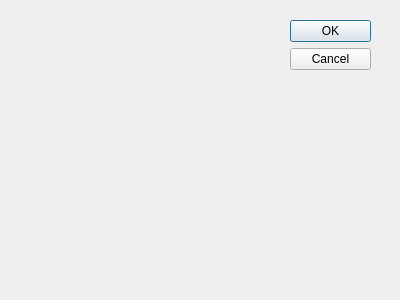
Old version of the form src/configdialog.ui in the repository frechilla/qslotracing.
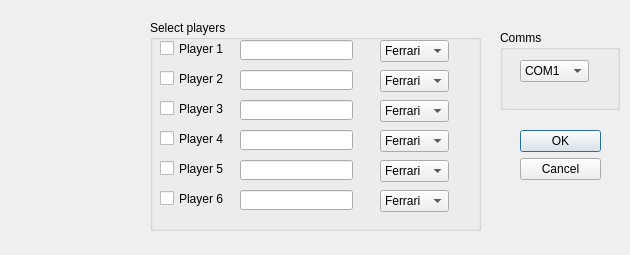
New version of the form. Icons and pictures are not drawn.

```diff
--- a/src/configdialog.ui
+++ b/src/configdialog.ui
@@ -8,8 +8,8 @@
    <rect>
     <x>0</x>
     <y>0</y>
-    <width>400</width>
-    <height>300</height>
+    <width>630</width>
+    <height>255</height>
    </rect>
   </property>
   <property name="windowTitle">
@@ -18,10 +18,10 @@
   <widget class="QDialogButtonBox" name="buttonBox">
    <property name="geometry">
     <rect>
-     <x>290</x>
-     <y>20</y>
+     <x>520</x>
+     <y>130</y>
      <width>81</width>
-     <height>241</height>
+     <height>61</height>
     </rect>
    </property>
    <property name="orientation">
@@ -31,6 +31,446 @@
     <set>QDialogButtonBox::Cancel|QDialogButtonBox::Ok</set>
    </property>
   </widget>
+  <widget class="QGroupBox" name="groupBox">
+   <property name="geometry">
+    <rect>
+     <x>500</x>
+     <y>30</y>
+     <width>120</width>
+     <height>80</height>
+    </rect>
+   </property>
+   <property name="title">
+    <string>Comms</string>
+   </property>
+   <widget class="QComboBox" name="ListComms">
+    <property name="geometry">
+     <rect>
+      <x>20</x>
+      <y>30</y>
+      <width>69</width>
+      <height>22</height>
+     </rect>
+    </property>
+    <item>
+     <property name="text">
+      <string>COM1</string>
+     </property>
+    </item>
+    <item>
+     <property name="text">
+      <string>COM2</string>
+     </property>
+    </item>
+    <item>
+     <property name="text">
+      <string>COM3</string>
+     </property>
+    </item>
+    <item>
+     <property name="text">
+      <string>COM4</string>
+     </property>
+    </item>
+    <item>
+     <property name="text">
+      <string>COM5</string>
+     </property>
+    </item>
+    <item>
+     <property name="text">
+      <string>COM6</string>
+     </property>
+    </item>
+    <item>
+     <property name="text">
+      <string>COM7</string>
+     </property>
+    </item>
+    <item>
+     <property name="text">
+      <string>COM8</string>
+     </property>
+    </item>
+    <item>
+     <property name="text">
+      <string>COM9</string>
+     </property>
+    </item>
+    <item>
+     <property name="text">
+      <string>COM10</string>
+     </property>
+    </item>
+    <item>
+     <property name="text">
+      <string>COM11</string>
+     </property>
+    </item>
+    <item>
+     <property name="text">
+      <string>COM12</string>
+     </property>
+    </item>
+    <item>
+     <property name="text">
+      <string>COM13</string>
+     </property>
+    </item>
+    <item>
+     <property name="text">
+      <string>COM14</string>
+     </property>
+    </item>
+   </widget>
+  </widget>
+  <widget class="QLabel" name="bitmapLabel">
+   <property name="geometry">
+    <rect>
+     <x>20</x>
+     <y>20</y>
+     <width>101</width>
+     <height>101</height>
+    </rect>
+   </property>
+   <property name="text">
+    <string/>
+   </property>
+   <property name="pixmap">
+    <pixmap resource="pics/tool.qrc">:/pics/tool.bmp</pixmap>
+   </property>
+  </widget>
+  <widget class="QGroupBox" name="groupBox_2">
+   <property name="geometry">
+    <rect>
+     <x>150</x>
+     <y>20</y>
+     <width>331</width>
+     <height>211</height>
+    </rect>
+   </property>
+   <property name="title">
+    <string>Select players</string>
+   </property>
+   <widget class="QLineEdit" name="EditName6">
+    <property name="geometry">
+     <rect>
+      <x>90</x>
+      <y>170</y>
+      <width>113</width>
+      <height>20</height>
+     </rect>
+    </property>
+   </widget>
+   <widget class="QLineEdit" name="EditName5">
+    <property name="geometry">
+     <rect>
+      <x>90</x>
+      <y>140</y>
+      <width>113</width>
+      <height>20</height>
+     </rect>
+    </property>
+   </widget>
+   <widget class="QLineEdit" name="EditName3">
+    <property name="geometry">
+     <rect>
+      <x>90</x>
+      <y>80</y>
+      <width>113</width>
+      <height>20</height>
+     </rect>
+    </property>
+   </widget>
+   <widget class="QCheckBox" name="checkPlayer4">
+    <property name="geometry">
+     <rect>
+      <x>10</x>
+      <y>110</y>
+      <width>70</width>
+      <height>17</height>
+     </rect>
+    </property>
+    <property name="text">
+     <string>Player 4</string>
+    </property>
+   </widget>
+   <widget class="QLineEdit" name="EditName1">
+    <property name="geometry">
+     <rect>
+      <x>90</x>
+      <y>20</y>
+      <width>113</width>
+      <height>20</height>
+     </rect>
+    </property>
+   </widget>
+   <widget class="QCheckBox" name="checkPlayer2">
+    <property name="geometry">
+     <rect>
+      <x>10</x>
+      <y>50</y>
+      <width>70</width>
+      <height>17</height>
+     </rect>
+    </property>
+    <property name="text">
+     <string>Player 2</string>
+    </property>
+   </widget>
+   <widget class="QCheckBox" name="checkPlayer3">
+    <property name="geometry">
+     <rect>
+      <x>10</x>
+      <y>80</y>
+      <width>70</width>
+      <height>17</height>
+     </rect>
+    </property>
+    <property name="text">
+     <string>Player 3</string>
+    </property>
+   </widget>
+   <widget class="QLineEdit" name="EditName4">
+    <property name="geometry">
+     <rect>
+      <x>90</x>
+      <y>110</y>
+      <width>113</width>
+      <height>20</height>
+     </rect>
+    </property>
+   </widget>
+   <widget class="QCheckBox" name="checkPlayer5">
+    <property name="geometry">
+     <rect>
+      <x>10</x>
+      <y>140</y>
+      <width>70</width>
+      <height>17</height>
+     </rect>
+    </property>
+    <property name="text">
+     <string>Player 5</string>
+    </property>
+   </widget>
+   <widget class="QLineEdit" name="EditName2">
+    <property name="geometry">
+     <rect>
+      <x>90</x>
+      <y>50</y>
+      <width>113</width>
+      <height>20</height>
+     </rect>
+    </property>
+   </widget>
+   <widget class="QCheckBox" name="checkPlayer1">
+    <property name="geometry">
+     <rect>
+      <x>10</x>
+      <y>20</y>
+      <width>70</width>
+      <height>17</height>
+     </rect>
+    </property>
+    <property name="text">
+     <string>Player 1</string>
+    </property>
+   </widget>
+   <widget class="QCheckBox" name="checkPlayer6">
+    <property name="geometry">
+     <rect>
+      <x>10</x>
+      <y>170</y>
+      <width>70</width>
+      <height>17</height>
+     </rect>
+    </property>
+    <property name="text">
+     <string>Player 6</string>
+    </property>
+   </widget>
+   <widget class="QComboBox" name="ListCar1">
+    <property name="geometry">
+     <rect>
+      <x>230</x>
+      <y>20</y>
+      <width>69</width>
+      <height>22</height>
+     </rect>
+    </property>
+    <item>
+     <property name="text">
+      <string>Ferrari</string>
+     </property>
+    </item>
+    <item>
+     <property name="text">
+      <string>Renault</string>
+     </property>
+    </item>
+    <item>
+     <property name="text">
+      <string>McLaren</string>
+     </property>
+    </item>
+    <item>
+     <property name="text">
+      <string>Williams</string>
+     </property>
+    </item>
+   </widget>
+   <widget class="QComboBox" name="ListCar2">
+    <property name="geometry">
+     <rect>
+      <x>230</x>
+      <y>50</y>
+      <width>69</width>
+      <height>22</height>
+     </rect>
+    </property>
+    <item>
+     <property name="text">
+      <string>Ferrari</string>
+     </property>
+    </item>
+    <item>
+     <property name="text">
+      <string>Renault</string>
+     </property>
+    </item>
+    <item>
+     <property name="text">
+      <string>McLaren</string>
+     </property>
+    </item>
+    <item>
+     <property name="text">
+      <string>Williams</string>
+     </property>
+    </item>
+   </widget>
+   <widget class="QComboBox" name="ListCar3">
+    <property name="geometry">
+     <rect>
+      <x>230</x>
+      <y>80</y>
+      <width>69</width>
+      <height>22</height>
+     </rect>
+    </property>
+    <item>
+     <property name="text">
+      <string>Ferrari</string>
+     </property>
+    </item>
+    <item>
+     <property name="text">
+      <string>Renault</string>
+     </property>
+    </item>
+    <item>
+     <property name="text">
+      <string>McLaren</string>
+     </property>
+    </item>
+    <item>
+     <property name="text">
+      <string>Williams</string>
+     </property>
+    </item>
+   </widget>
+   <widget class="QComboBox" name="ListCar4">
+    <property name="geometry">
+     <rect>
+      <x>230</x>
+      <y>110</y>
+      <width>69</width>
+      <height>22</height>
+     </rect>
+    </property>
+    <item>
+     <property name="text">
+      <string>Ferrari</string>
+     </property>
+    </item>
+    <item>
+     <property name="text">
+      <string>Renault</string>
+     </property>
+    </item>
+    <item>
+     <property name="text">
+      <string>McLaren</string>
+     </property>
+    </item>
+    <item>
+     <property name="text">
+      <string>Williams</string>
+     </property>
+    </item>
+   </widget>
+   <widget class="QComboBox" name="ListCar5">
+    <property name="geometry">
+     <rect>
+      <x>230</x>
+      <y>140</y>
+      <width>69</width>
+      <height>22</height>
+     </rect>
+    </property>
+    <item>
+     <property name="text">
+      <string>Ferrari</string>
+     </property>
+    </item>
+    <item>
+     <property name="text">
+      <string>Renault</string>
+     </property>
+    </item>
+    <item>
+     <property name="text">
+      <string>McLaren</string>
+     </property>
+    </item>
+    <item>
+     <property name="text">
+      <string>Williams</string>
+     </property>
+    </item>
+   </widget>
+   <widget class="QComboBox" name="ListCar6">
+    <property name="geometry">
+     <rect>
+      <x>230</x>
+      <y>170</y>
+      <width>69</width>
+      <height>22</height>
+     </rect>
+    </property>
+    <item>
+     <property name="text">
+      <string>Ferrari</string>
+     </property>
+    </item>
+    <item>
+     <property name="text">
+      <string>Renault</string>
+     </property>
+    </item>
+    <item>
+     <property name="text">
+      <string>McLaren</string>
+     </property>
+    </item>
+    <item>
+     <property name="text">
+      <string>Williams</string>
+     </property>
+    </item>
+   </widget>
+  </widget>
  </widget>
  <pixmapfunction/>
  <resources/>
```
Left out of the diff: 15 changed lines with no effect on the pictures.
